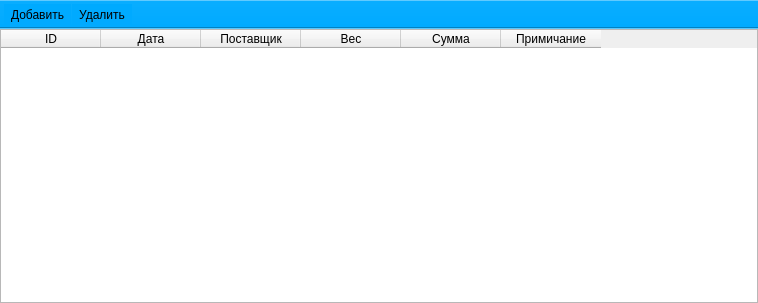
Above: ui/material.ui from Meller008/CRM-Avi before the change. Below: the same form after it.
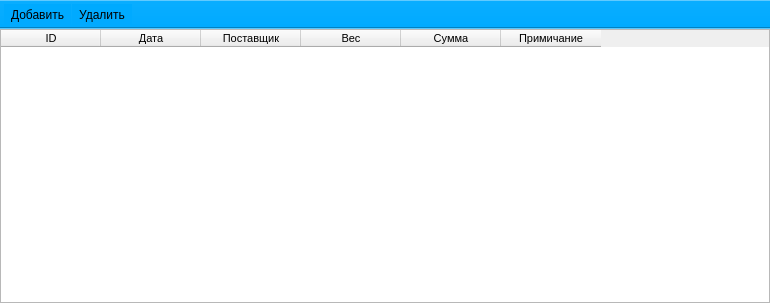
That is the form after the change.

Patch:
```diff
--- a/ui/material.ui
+++ b/ui/material.ui
@@ -6,7 +6,7 @@
    <rect>
     <x>0</x>
     <y>0</y>
-    <width>758</width>
+    <width>770</width>
     <height>303</height>
    </rect>
   </property>
@@ -28,13 +28,31 @@
      <number>0</number>
     </property>
     <item row="0" column="0">
-     <widget class="QTableWidget" name="tableWidget">
+     <widget class="QTableWidget" name="tw_supply_material">
+      <property name="font">
+       <font>
+        <family>Tahoma</family>
+        <pointsize>8</pointsize>
+       </font>
+      </property>
+      <property name="editTriggers">
+       <set>QAbstractItemView::NoEditTriggers</set>
+      </property>
+      <property name="selectionBehavior">
+       <enum>QAbstractItemView::SelectRows</enum>
+      </property>
+      <property name="textElideMode">
+       <enum>Qt::ElideRight</enum>
+      </property>
       <attribute name="verticalHeaderDefaultSectionSize">
-       <number>30</number>
+       <number>20</number>
       </attribute>
       <attribute name="verticalHeaderHighlightSections">
        <bool>true</bool>
       </attribute>
+      <attribute name="verticalHeaderMinimumSectionSize">
+       <number>18</number>
+      </attribute>
       <column>
        <property name="text">
         <string>ID</string>
```
Left out of the diff: 34 changed lines with no effect on the pictures.
